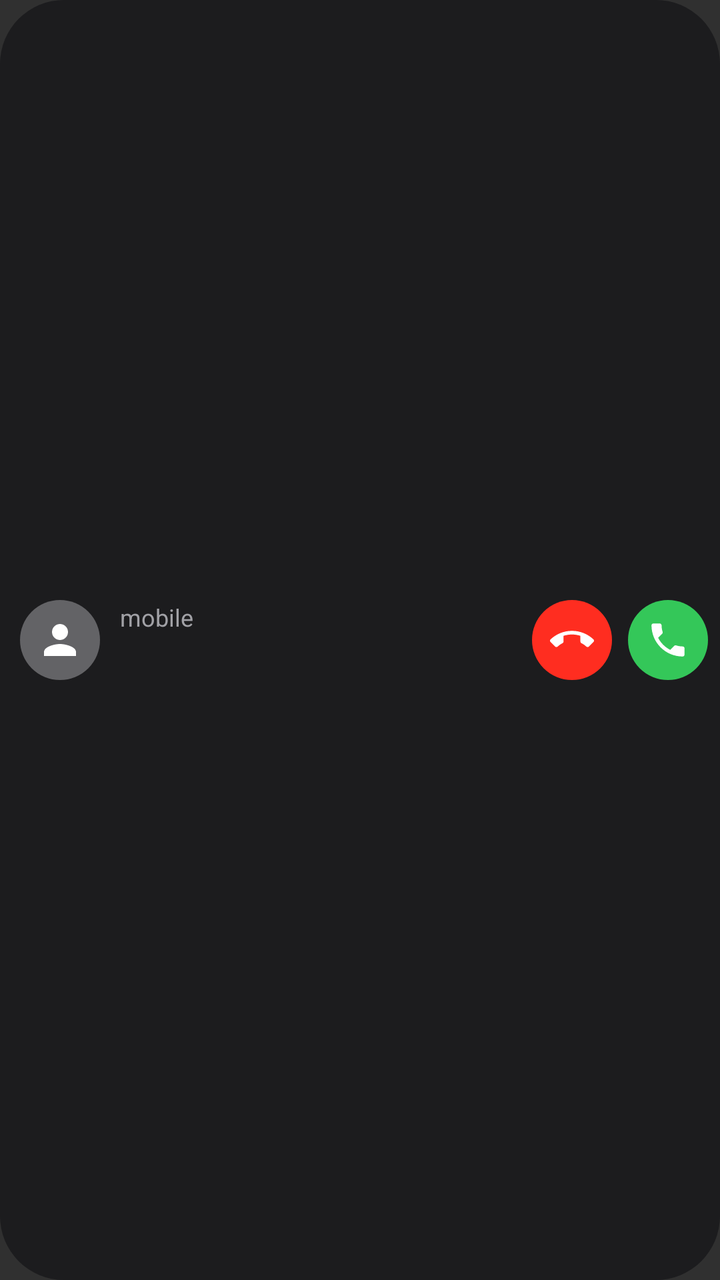
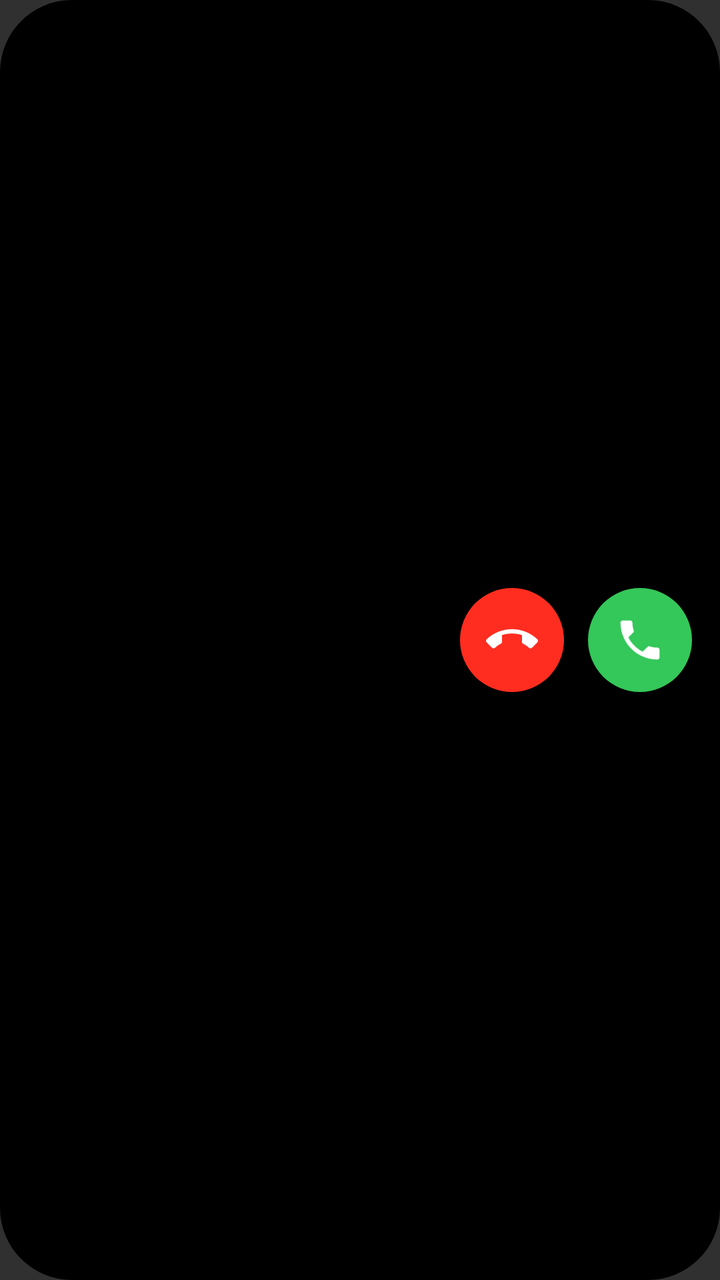

Compare the two renders of this Android layout. The source of the first and the diff that turns it into the second are given below.
<!-- AndroidManifest.xml: application theme android:Theme.Material.NoActionBar -->
<!-- res/layout/notification_incoming.xml -->
<?xml version="1.0" encoding="utf-8"?>
<LinearLayout xmlns:android="http://schemas.android.com/apk/res/android"
    android:layout_width="match_parent"
    android:layout_height="wrap_content"
    android:background="@drawable/notif_pill_dark"
    android:gravity="center_vertical"
    android:orientation="horizontal"
    android:paddingStart="10dp"
    android:paddingTop="4dp"
    android:paddingEnd="6dp"
    android:paddingBottom="4dp">

    <ImageView
        android:layout_width="40dp"
        android:layout_height="40dp"
        android:background="@drawable/notif_avatar_bg"
        android:padding="8dp"
        android:src="@drawable/notif_ic_person" />

    <LinearLayout
        android:layout_width="0dp"
        android:layout_height="wrap_content"
        android:layout_marginStart="10dp"
        android:layout_weight="1"
        android:orientation="vertical">

        <TextView
            android:layout_width="wrap_content"
            android:layout_height="wrap_content"
            android:text="mobile"
            android:textColor="#A1A1A6"
            android:textSize="12sp" />

        <TextView
            android:id="@+id/inc_name"
            android:layout_width="match_parent"
            android:layout_height="wrap_content"
            android:ellipsize="end"
            android:singleLine="true"
            android:textColor="#FFFFFF"
            android:textSize="17sp"
            android:textStyle="bold" />
    </LinearLayout>

    <ImageView
        android:id="@+id/inc_decline"
        android:layout_width="40dp"
        android:layout_height="40dp"
        android:background="@drawable/notif_btn_red"
        android:contentDescription="Decline"
        android:padding="9dp"
        android:src="@drawable/notif_ic_end" />

    <ImageView
        android:id="@+id/inc_accept"
        android:layout_width="40dp"
        android:layout_height="40dp"
        android:layout_marginStart="8dp"
        android:background="@drawable/notif_btn_green"
        android:contentDescription="Accept"
        android:padding="9dp"
        android:src="@drawable/notif_ic_accept" />
</LinearLayout>
<!-- resources referenced by this layout -->
<resources>
  <!-- drawable notif_avatar_bg (drawable) -->
  <?xml version="1.0" encoding="utf-8"?>
  <shape xmlns:android="http://schemas.android.com/apk/res/android" android:shape="oval">
      <solid android:color="#636366" />
  </shape>
  <!-- drawable notif_btn_green (drawable) -->
  <?xml version="1.0" encoding="utf-8"?>
  <shape xmlns:android="http://schemas.android.com/apk/res/android" android:shape="oval">
      <solid android:color="#34C759" />
  </shape>
  <!-- drawable notif_btn_red (drawable) -->
  <?xml version="1.0" encoding="utf-8"?>
  <shape xmlns:android="http://schemas.android.com/apk/res/android" android:shape="oval">
      <solid android:color="#FF2D20" />
  </shape>
  <!-- drawable notif_ic_accept (drawable) -->
  <?xml version="1.0" encoding="utf-8"?>
  <vector xmlns:android="http://schemas.android.com/apk/res/android"
      android:width="24dp" android:height="24dp" android:viewportWidth="24" android:viewportHeight="24">
      <path android:fillColor="#FFFFFF" android:pathData="M6.62,10.79c1.44,2.83 3.76,5.14 6.59,6.59l2.2,-2.2c0.27,-0.27 0.67,-0.36 1.02,-0.24 1.12,0.37 2.33,0.57 3.57,0.57 0.55,0 1,0.45 1,1V20c0,0.55 -0.45,1 -1,1 -9.39,0 -17,-7.61 -17,-17 0,-0.55 0.45,-1 1,-1h3.5c0.55,0 1,0.45 1,1 0,1.25 0.2,2.45 0.57,3.57 0.11,0.35 0.03,0.74 -0.25,1.02l-2.2,2.2z" />
  </vector>
  <!-- drawable notif_ic_end (drawable) -->
  <?xml version="1.0" encoding="utf-8"?>
  <vector xmlns:android="http://schemas.android.com/apk/res/android"
      android:width="24dp" android:height="24dp" android:viewportWidth="24" android:viewportHeight="24">
      <path android:fillColor="#FFFFFF" android:pathData="M12,9c-1.6,0 -3.15,0.25 -4.6,0.72v3.1c0,0.39 -0.23,0.74 -0.56,0.9 -0.98,0.49 -1.87,1.12 -2.66,1.85 -0.18,0.18 -0.43,0.28 -0.7,0.28 -0.28,0 -0.53,-0.11 -0.71,-0.29L0.29,13.08c-0.18,-0.17 -0.29,-0.42 -0.29,-0.7 0,-0.28 0.11,-0.53 0.29,-0.71C3.34,8.78 7.46,7 12,7s8.66,1.78 11.71,4.67c0.18,0.18 0.29,0.43 0.29,0.71 0,0.28 -0.11,0.53 -0.29,0.71l-2.48,2.48c-0.18,0.18 -0.43,0.29 -0.71,0.29 -0.27,0 -0.52,-0.11 -0.7,-0.28 -0.79,-0.74 -1.69,-1.36 -2.67,-1.85 -0.33,-0.16 -0.56,-0.5 -0.56,-0.9v-3.1C15.15,9.25 13.6,9 12,9z" />
  </vector>
  <!-- drawable notif_ic_person (drawable) -->
  <?xml version="1.0" encoding="utf-8"?>
  <vector xmlns:android="http://schemas.android.com/apk/res/android"
      android:width="24dp" android:height="24dp" android:viewportWidth="24" android:viewportHeight="24">
      <path android:fillColor="#FFFFFF" android:pathData="M12,12c2.21,0 4,-1.79 4,-4s-1.79,-4 -4,-4 -4,1.79 -4,4 1.79,4 4,4zM12,14c-2.67,0 -8,1.34 -8,4v2h16v-2c0,-2.66 -5.33,-4 -8,-4z" />
  </vector>
  <!-- drawable notif_pill_dark (drawable) -->
  <?xml version="1.0" encoding="utf-8"?>
  <shape xmlns:android="http://schemas.android.com/apk/res/android" android:shape="rectangle">
      <solid android:color="#1C1C1E" />
      <corners android:radius="32dp" />
  </shape>
</resources>

<!-- the commit's change to res/layout/notification_incoming.xml (unified diff, before → after) -->
@@ -2,34 +2,19 @@
 <LinearLayout xmlns:android="http://schemas.android.com/apk/res/android"
     android:layout_width="match_parent"
     android:layout_height="wrap_content"
-    android:background="@drawable/notif_pill_dark"
+    android:background="@drawable/notif_pill_black"
     android:gravity="center_vertical"
     android:orientation="horizontal"
-    android:paddingStart="10dp"
-    android:paddingTop="4dp"
-    android:paddingEnd="6dp"
-    android:paddingBottom="4dp">
-
-    <ImageView
-        android:layout_width="40dp"
-        android:layout_height="40dp"
-        android:background="@drawable/notif_avatar_bg"
-        android:padding="8dp"
-        android:src="@drawable/notif_ic_person" />
+    android:paddingStart="22dp"
+    android:paddingTop="12dp"
+    android:paddingEnd="14dp"
+    android:paddingBottom="12dp">
 
     <LinearLayout
         android:layout_width="0dp"
         android:layout_height="wrap_content"
-        android:layout_marginStart="10dp"
         android:layout_weight="1"
         android:orientation="vertical">
-
-        <TextView
-            android:layout_width="wrap_content"
-            android:layout_height="wrap_content"
-            android:text="mobile"
-            android:textColor="#A1A1A6"
-            android:textSize="12sp" />
 
         <TextView
             android:id="@+id/inc_name"
@@ -38,26 +23,36 @@
             android:ellipsize="end"
             android:singleLine="true"
             android:textColor="#FFFFFF"
-            android:textSize="17sp"
+            android:textSize="20sp"
             android:textStyle="bold" />
+
+        <TextView
+            android:id="@+id/inc_sub"
+            android:layout_width="match_parent"
+            android:layout_height="wrap_content"
+            android:layout_marginTop="2dp"
+            android:ellipsize="end"
+            android:singleLine="true"
+            android:textColor="#8E8E93"
+            android:textSize="15sp" />
     </LinearLayout>
 
     <ImageView
         android:id="@+id/inc_decline"
-        android:layout_width="40dp"
-        android:layout_height="40dp"
+        android:layout_width="52dp"
+        android:layout_height="52dp"
         android:background="@drawable/notif_btn_red"
         android:contentDescription="Decline"
-        android:padding="9dp"
+        android:padding="13dp"
         android:src="@drawable/notif_ic_end" />
 
     <ImageView
         android:id="@+id/inc_accept"
-        android:layout_width="40dp"
-        android:layout_height="40dp"
-        android:layout_marginStart="8dp"
+        android:layout_width="52dp"
+        android:layout_height="52dp"
+        android:layout_marginStart="12dp"
         android:background="@drawable/notif_btn_green"
         android:contentDescription="Accept"
-        android:padding="9dp"
+        android:padding="13dp"
         android:src="@drawable/notif_ic_accept" />
 </LinearLayout>
<!-- resource entries referenced after the edit -->
@@ -1,10 +1,5 @@
 <!-- resources referenced by this layout -->
 <resources>
-  <!-- drawable notif_avatar_bg (drawable) -->
-  <?xml version="1.0" encoding="utf-8"?>
-  <shape xmlns:android="http://schemas.android.com/apk/res/android" android:shape="oval">
-      <solid android:color="#636366" />
-  </shape>
   <!-- drawable notif_btn_green (drawable) -->
   <?xml version="1.0" encoding="utf-8"?>
   <shape xmlns:android="http://schemas.android.com/apk/res/android" android:shape="oval">
@@ -27,17 +22,11 @@
       android:width="24dp" android:height="24dp" android:viewportWidth="24" android:viewportHeight="24">
       <path android:fillColor="#FFFFFF" android:pathData="M12,9c-1.6,0 -3.15,0.25 -4.6,0.72v3.1c0,0.39 -0.23,0.74 -0.56,0.9 -0.98,0.49 -1.87,1.12 -2.66,1.85 -0.18,0.18 -0.43,0.28 -0.7,0.28 -0.28,0 -0.53,-0.11 -0.71,-0.29L0.29,13.08c-0.18,-0.17 -0.29,-0.42 -0.29,-0.7 0,-0.28 0.11,-0.53 0.29,-0.71C3.34,8.78 7.46,7 12,7s8.66,1.78 11.71,4.67c0.18,0.18 0.29,0.43 0.29,0.71 0,0.28 -0.11,0.53 -0.29,0.71l-2.48,2.48c-0.18,0.18 -0.43,0.29 -0.71,0.29 -0.27,0 -0.52,-0.11 -0.7,-0.28 -0.79,-0.74 -1.69,-1.36 -2.67,-1.85 -0.33,-0.16 -0.56,-0.5 -0.56,-0.9v-3.1C15.15,9.25 13.6,9 12,9z" />
   </vector>
-  <!-- drawable notif_ic_person (drawable) -->
-  <?xml version="1.0" encoding="utf-8"?>
-  <vector xmlns:android="http://schemas.android.com/apk/res/android"
-      android:width="24dp" android:height="24dp" android:viewportWidth="24" android:viewportHeight="24">
-      <path android:fillColor="#FFFFFF" android:pathData="M12,12c2.21,0 4,-1.79 4,-4s-1.79,-4 -4,-4 -4,1.79 -4,4 1.79,4 4,4zM12,14c-2.67,0 -8,1.34 -8,4v2h16v-2c0,-2.66 -5.33,-4 -8,-4z" />
-  </vector>
-  <!-- drawable notif_pill_dark (drawable) -->
+  <!-- drawable notif_pill_black (drawable) -->
   <?xml version="1.0" encoding="utf-8"?>
   <shape xmlns:android="http://schemas.android.com/apk/res/android" android:shape="rectangle">
-      <solid android:color="#1C1C1E" />
-      <corners android:radius="32dp" />
+      <solid android:color="#000000" />
+      <corners android:radius="36dp" />
   </shape>
 </resources>
 
